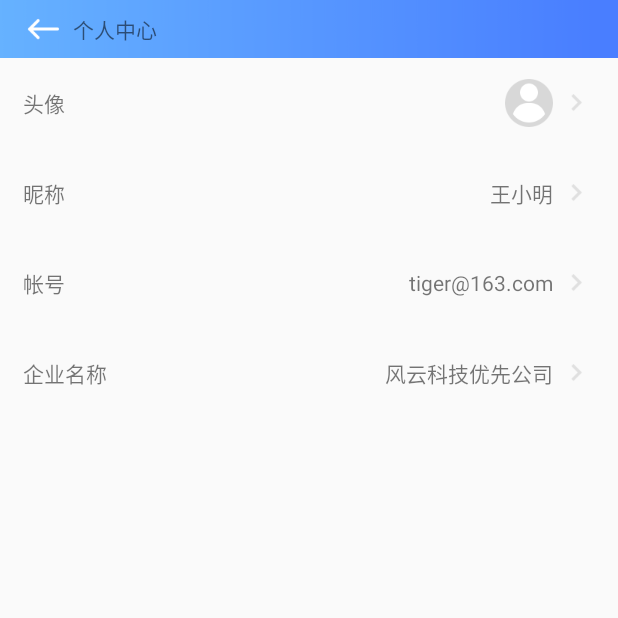
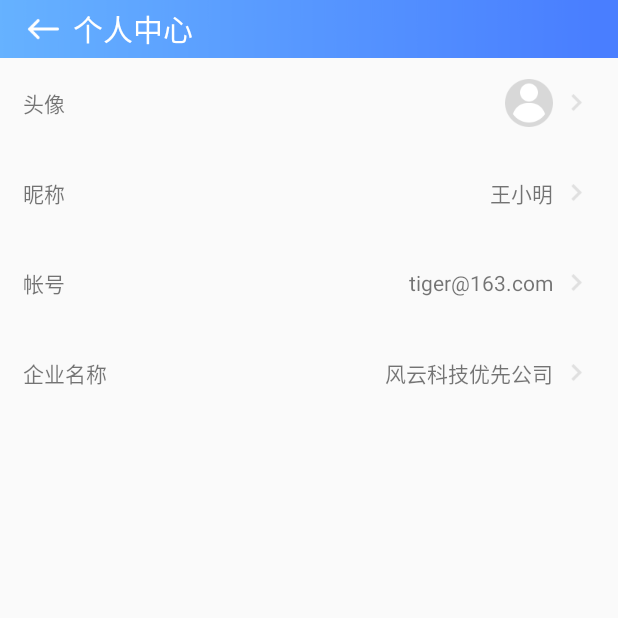
Before and after one commit to eagle913/SDWans, an Android app: the EditActivity screen opened directly, with no data from a screen before it, on a phone screen of 412 x 824 dp, the top half of it. Run offline under Robolectric (Android 15) with nearby library versions, the phone set to English and light mode, and no system bars.

Commit message:
modify
sdwan.jks

```diff
--- a/app/src/main/res/layout/activity_sdwlogin.xml
+++ b/app/src/main/res/layout/activity_sdwlogin.xml
@@ -25,7 +25,7 @@
                 <ImageView android:layout_height="wrap_content" android:layout_width="wrap_content" android:id="@+id/imgPwd" android:visibility="invisible"/>
             </LinearLayout>
 
-        <Button android:layout_marginTop="15dp" android:textSize="@dimen/text_size_14" android:layout_width="match_parent" android:layout_height="wrap_content" android:id="@+id/btnLogin" android:layout_gravity="center_horizontal" android:background="@drawable/sd_btn_blue_gray_selector" android:layout_marginLeft="30dp" android:layout_marginRight="30dp" android:text="@string/login_login" android:textColor="@color/wite" />
+        <Button android:layout_marginTop="15dp" android:textSize="@dimen/text_size_14" android:layout_width="match_parent" android:layout_height="wrap_content" android:id="@+id/btnLogin" android:layout_gravity="center_horizontal" android:background="@mipmap/sd_btn_blue" android:layout_marginLeft="30dp" android:layout_marginRight="30dp" android:text="@string/login_login" android:textColor="@color/wite" />
         <!--<TextView android:layout_marginTop="15dp" android:layout_width="wrap_content" android:layout_height="wrap_content" android:text="@string/login_forget_pwd" android:id="@+id/btnPwd" android:layout_gravity="center_horizontal" android:textColor="@color/login_forget_pwd"/>-->
         </LinearLayout>
 
--- a/app/src/main/res/layout/header_layout.xml
+++ b/app/src/main/res/layout/header_layout.xml
@@ -29,6 +29,8 @@
 
             <TextView
                 android:id="@+id/txtTitle"
+                android:textColor="@color/wite"
+                android:textSize="@dimen/text_size_20"
                 android:layout_toRightOf="@+id/imgBack"
                 android:layout_toLeftOf="@+id/txtRight"
                 android:layout_width="wrap_content"
--- a/app/src/main/res/values/dimens.xml
+++ b/app/src/main/res/values/dimens.xml
@@ -4,6 +4,8 @@
     <dimen name="activity_vertical_margin">16dp</dimen>
     <dimen name="padding_left_right">10dp</dimen>
     <dimen name="text_size_14">14sp</dimen>
+    <dimen name="text_size_16">16sp</dimen>
+    <dimen name="text_size_20">20sp</dimen>
     <dimen name="common_item_height">60dp</dimen>
     <dimen name="common_root_margin">15dp</dimen>
 
```
